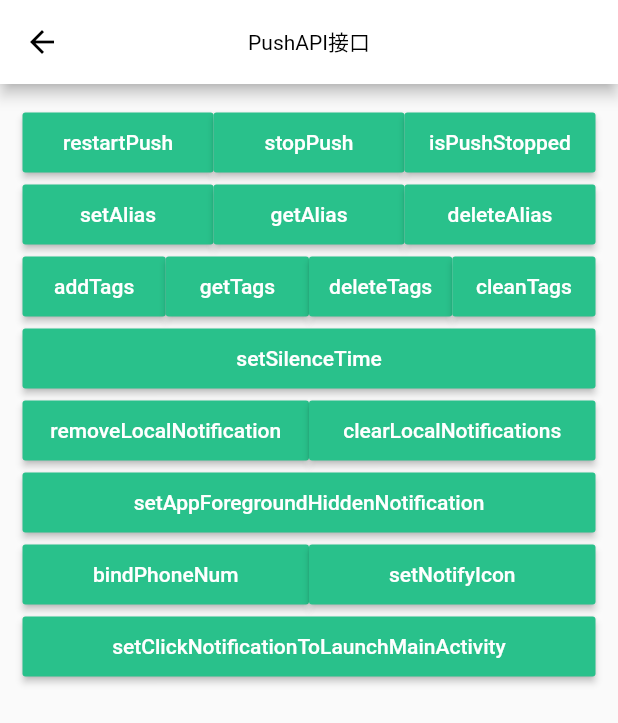
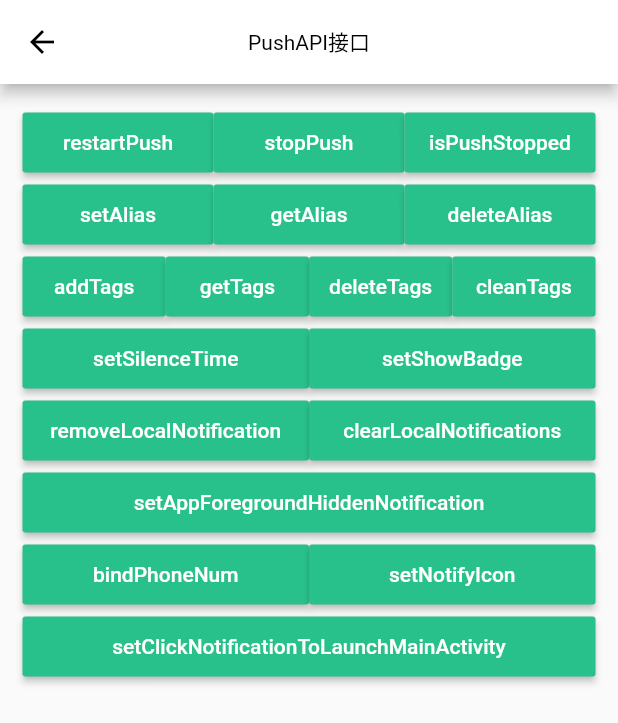
Before and after one commit to MobClub/MobPush-For-Flutter, a Flutter app: the OtherApiPage screen opened directly, on a phone screen of 412 x 824 dp. Shown: the top 723 px of the screen. Run offline on Flutter 3.47's test engine with Material 2 defaults, Android fonts, the phone set to English and light mode, and no system bars.

Commit message:
android 更新至1.7.2

```diff
--- a/mobpush/example/lib/local_notify_page.dart
+++ b/mobpush/example/lib/local_notify_page.dart
@@ -3,7 +3,6 @@ import 'dart:convert';
 import 'package:flutter/material.dart';
 import 'package:mobpush/mobpush.dart';
 import 'package:mobpush/mobpush_local_notification.dart';
-import 'package:mobpush/mobpush_notify_message.dart';
 import 'dart:io';
 
 class LocalNotifyPage extends StatefulWidget {
--- a/mobpush/example/lib/other_api_page.dart
+++ b/mobpush/example/lib/other_api_page.dart
@@ -209,6 +209,10 @@ class _OtherApiPageState extends State<OtherApiPage> {
     await Mobpush.setClickNotificationToLaunchMainActivity(launchMain);
   }
 
+  void _setShowBadge() async {
+    await Mobpush.setShowBadge(true);
+  }
+
   @override
   Widget build(BuildContext context) {
     return Scaffold(
@@ -346,6 +350,16 @@ class _OtherApiPageState extends State<OtherApiPage> {
                     ),
                     onPressed: _setSilenceTime,
                   )),
+                  Expanded(
+                      child: RaisedButton(
+                    padding: EdgeInsets.symmetric(vertical: 12),
+                    color: Color(0xFF29C18B),
+                    child: Text(
+                      'setShowBadge',
+                      style: TextStyle(color: Colors.white),
+                    ),
+                    onPressed: _setShowBadge,
+                  )),
                 ],
               ),
               Row(
--- a/mobpush/lib/mobpush.dart
+++ b/mobpush/lib/mobpush.dart
@@ -170,6 +170,13 @@ class Mobpush {
   }
 
   /**
+   * 设置是否显示角标(仅andorid)
+   */
+  static Future<void> setShowBadge (bool show) async {
+    await _channel.invokeMethod('setShowBadge', {"show" : show});
+  }
+
+  /**
    * 设置通知静音时段（推送选项）(仅andorid)
    * @param startHour   开始时间[0~23] (小时)
    * @param startMinute 开始时间[0~59]（分钟）
```
Also changed, not shown: 1 other file.
